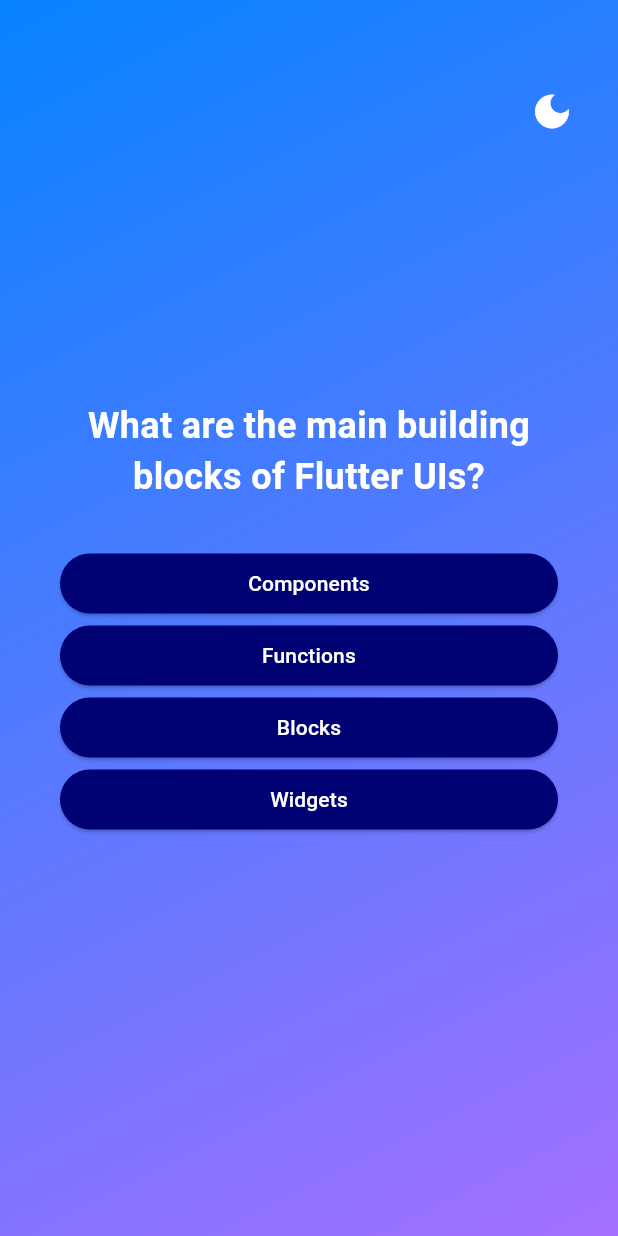
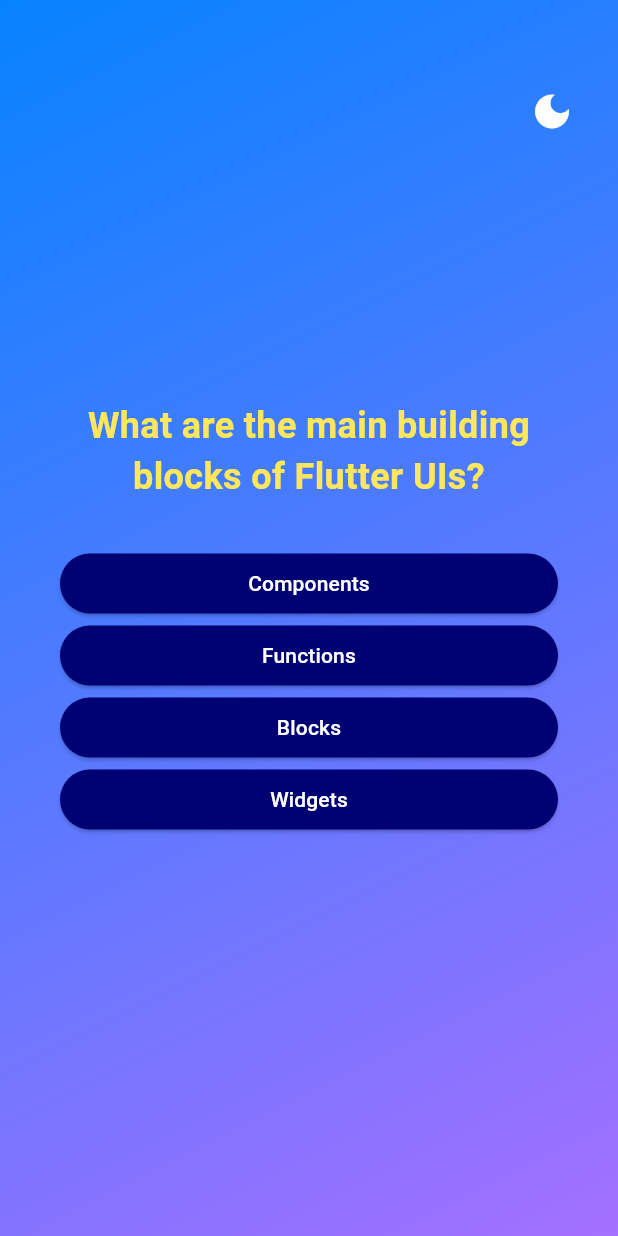
Before and after one commit to Mrhaneul/CSC322-Quiz_App_Upgrade, a Flutter app: the screen it shows after launch, after a tap on "Start Quiz", on a phone screen of 412 x 824 dp. Run offline on Flutter 3.47's test engine with Material 3 defaults, Android fonts, the phone set to English and light mode, and no system bars; our stand-ins replace flutter_rating_bar, google_fonts; Roboto replaces fonts that are missing (B612).

```diff
--- a/lib/question_screen.dart
+++ b/lib/question_screen.dart
@@ -50,7 +50,6 @@ class _QuestionsScreenState extends State<QuestionsScreen> {
     return SizedBox(
       width: double.infinity, // be wide as possible
       child: Container(
-
         margin: const EdgeInsets.all(40),
         child: Column(
           mainAxisAlignment: MainAxisAlignment.center,
@@ -60,7 +59,7 @@ class _QuestionsScreenState extends State<QuestionsScreen> {
               text: currentQuestion.text,
               fontsize: 24,
               fontfamily: 'B612',
-              color: Colors.white,
+              color: const Color.fromARGB(255, 255, 231, 92),
             ),
             const SizedBox(height: 30),
             ...shuffledAnswers.map((answer) {
```
